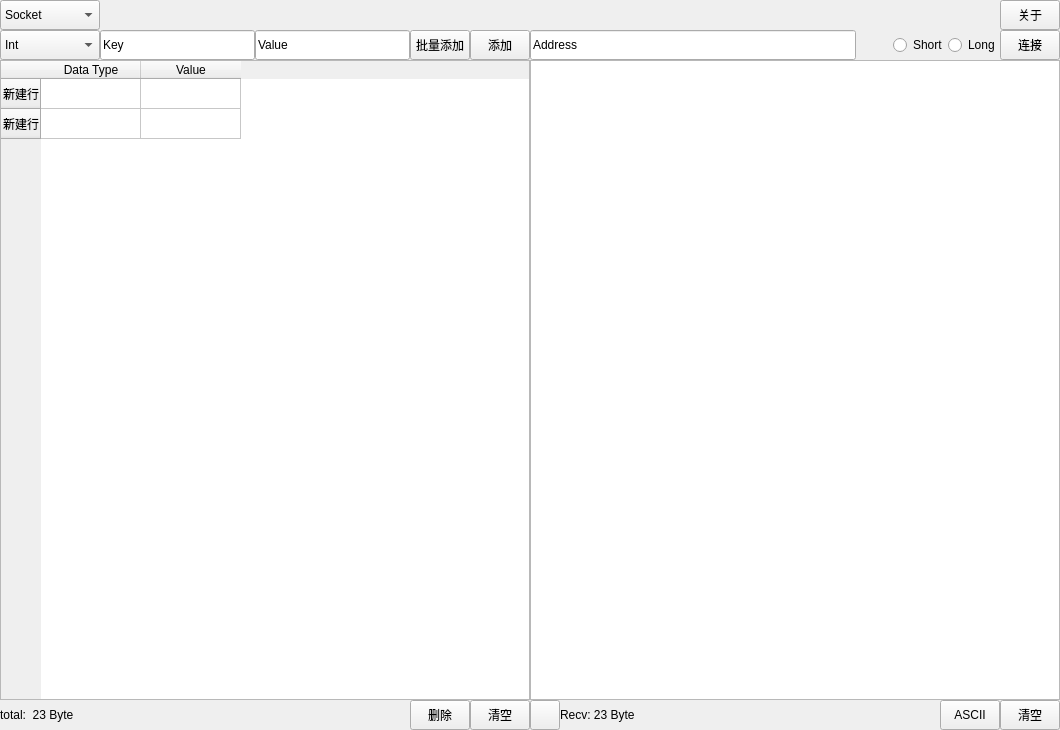
This is RequestTestTool/RequestTestTool.ui in julian-zhuang/RequestTestTool as Qt 5 draws it before an edit. The edited form follows.
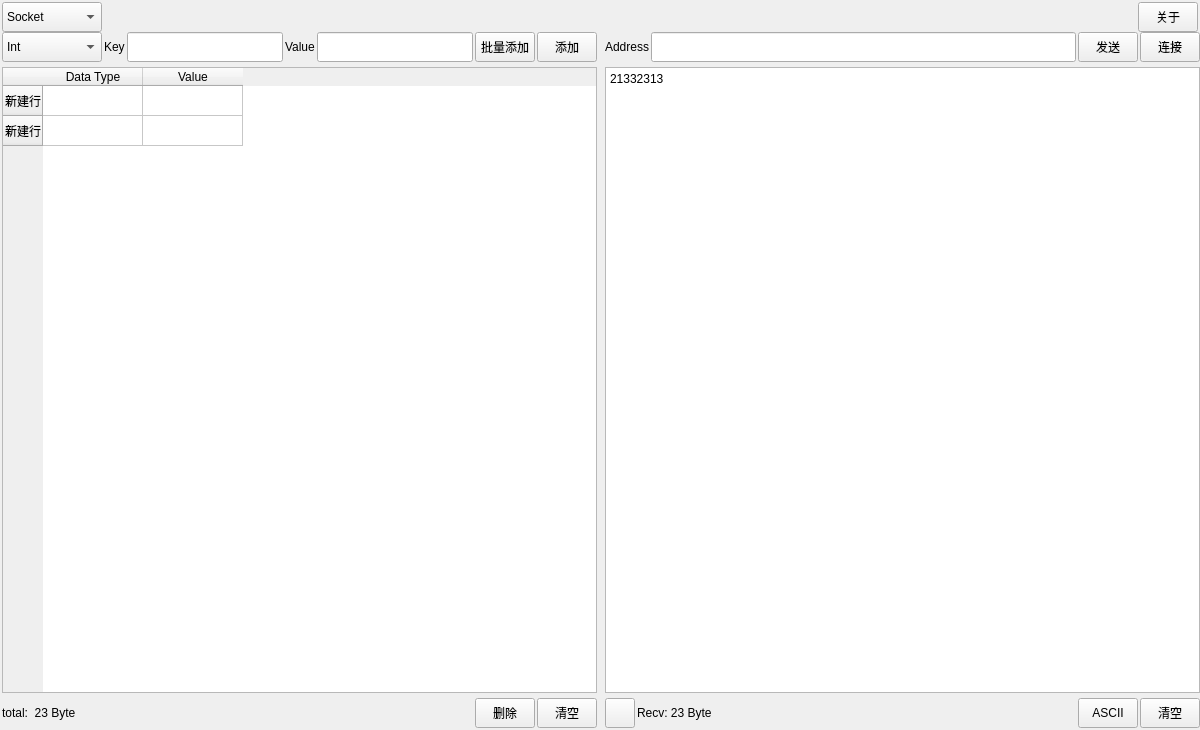
This is the edited form.

```diff
--- a/RequestTestTool/RequestTestTool.ui
+++ b/RequestTestTool/RequestTestTool.ui
@@ -6,13 +6,13 @@
    <rect>
     <x>0</x>
     <y>0</y>
-    <width>1060</width>
+    <width>1200</width>
     <height>730</height>
    </rect>
   </property>
   <property name="minimumSize">
    <size>
-    <width>1060</width>
+    <width>1200</width>
     <height>730</height>
    </size>
   </property>
@@ -25,16 +25,16 @@
      <number>0</number>
     </property>
     <property name="leftMargin">
-     <number>0</number>
+     <number>2</number>
     </property>
     <property name="topMargin">
-     <number>0</number>
+     <number>2</number>
     </property>
     <property name="rightMargin">
-     <number>0</number>
+     <number>2</number>
     </property>
     <property name="bottomMargin">
-     <number>0</number>
+     <number>2</number>
     </property>
     <item>
      <widget class="QWidget" name="widget" native="true">
@@ -150,8 +150,8 @@
        <widget class="QWidget" name="widget_2" native="true">
         <property name="minimumSize">
          <size>
-          <width>500</width>
-          <height>0</height>
+          <width>600</width>
+          <height>600</height>
          </size>
         </property>
         <layout class="QGridLayout" name="gridLayout">
@@ -173,12 +173,15 @@
          <item row="0" column="0">
           <layout class="QVBoxLayout" name="verticalLayout">
            <property name="spacing">
-            <number>0</number>
+            <number>5</number>
+           </property>
+           <property name="rightMargin">
+            <number>5</number>
            </property>
            <item>
             <layout class="QHBoxLayout" name="horizontalLayout_2">
              <property name="spacing">
-              <number>0</number>
+              <number>2</number>
              </property>
              <item>
               <widget class="QComboBox" name="comboBox_2">
@@ -222,19 +225,7 @@
               </widget>
              </item>
              <item>
-              <widget class="QLineEdit" name="lineEdit_3">
-               <property name="minimumSize">
-                <size>
-                 <width>100</width>
-                 <height>30</height>
-                </size>
-               </property>
-               <property name="maximumSize">
-                <size>
-                 <width>65535</width>
-                 <height>30</height>
-                </size>
-               </property>
+              <widget class="QLabel" name="label_key">
                <property name="text">
                 <string>Key</string>
                </property>
@@ -244,23 +235,43 @@
               <widget class="QLineEdit" name="lineEdit">
                <property name="minimumSize">
                 <size>
-                 <width>100</width>
+                 <width>50</width>
                  <height>30</height>
                 </size>
                </property>
                <property name="maximumSize">
                 <size>
-                 <width>65535</width>
+                 <width>16777215</width>
                  <height>30</height>
                 </size>
                </property>
+              </widget>
+             </item>
+             <item>
+              <widget class="QLabel" name="label_Value">
                <property name="text">
                 <string>Value</string>
                </property>
               </widget>
              </item>
              <item>
-              <widget class="QPushButton" name="pushButton_2">
+              <widget class="QLineEdit" name="lineEdit_Value">
+               <property name="minimumSize">
+                <size>
+                 <width>50</width>
+                 <height>30</height>
+                </size>
+               </property>
+               <property name="maximumSize">
+                <size>
+                 <width>16777215</width>
+                 <height>30</height>
+                </size>
+               </property>
+              </widget>
+             </item>
+             <item>
+              <widget class="QPushButton" name="pushButton_ADDS">
                <property name="minimumSize">
                 <size>
                  <width>60</width>
@@ -331,7 +342,7 @@
            <item>
             <layout class="QHBoxLayout" name="horizontalLayout">
              <property name="spacing">
-              <number>0</number>
+              <number>2</number>
              </property>
              <item>
               <widget class="QLabel" name="label_5">
@@ -414,8 +425,8 @@
        <widget class="QWidget" name="widget_3" native="true">
         <property name="minimumSize">
          <size>
-          <width>500</width>
-          <height>0</height>
+          <width>600</width>
+          <height>600</height>
          </size>
         </property>
         <layout class="QGridLayout" name="gridLayout_2">
@@ -437,71 +448,67 @@
          <item row="0" column="0">
           <layout class="QVBoxLayout" name="verticalLayout_2">
            <property name="spacing">
-            <number>0</number>
+            <number>5</number>
+           </property>
+           <property name="leftMargin">
+            <number>5</number>
            </property>
            <item>
             <layout class="QHBoxLayout" name="horizontalLayout_3">
              <property name="spacing">
+              <number>2</number>
+             </property>
+             <property name="bottomMargin">
               <number>0</number>
              </property>
              <item>
-              <widget class="QLineEdit" name="lineEdit_2">
-               <property name="minimumSize">
-                <size>
-                 <width>280</width>
-                 <height>30</height>
-                </size>
-               </property>
-               <property name="maximumSize">
-                <size>
-                 <width>65535</width>
-                 <height>30</height>
-                </size>
-               </property>
+              <widget class="QLabel" name="label_Address">
                <property name="text">
                 <string>Address</string>
                </property>
               </widget>
              </item>
              <item>
-              <spacer name="horizontalSpacer_3">
-               <property name="orientation">
-                <enum>Qt::Horizontal</enum>
+              <widget class="QLineEdit" name="lineEdit_Address">
+               <property name="sizePolicy">
+                <sizepolicy hsizetype="Expanding" vsizetype="Fixed">
+                 <horstretch>0</horstretch>
+                 <verstretch>0</verstretch>
+                </sizepolicy>
                </property>
-               <property name="sizeType">
-                <enum>QSizePolicy::Ignored</enum>
-               </property>
-               <property name="sizeHint" stdset="0">
+               <property name="minimumSize">
                 <size>
-                 <width>37</width>
-                 <height>17</height>
+                 <width>280</width>
+                 <height>30</height>
                 </size>
                </property>
-              </spacer>
-             </item>
-             <item>
-              <widget class="QRadioButton" name="radioButton">
-               <property name="minimumSize">
+               <property name="maximumSize">
                 <size>
-                 <width>0</width>
+                 <width>16777215</width>
                  <height>30</height>
                 </size>
                </property>
                <property name="text">
-                <string>Short</string>
+                <string/>
                </property>
               </widget>
              </item>
              <item>
-              <widget class="QRadioButton" name="radioButton_2">
+              <widget class="QPushButton" name="pushButton_Connect_2">
                <property name="minimumSize">
                 <size>
-                 <width>0</width>
+                 <width>60</width>
                  <height>30</height>
                 </size>
                </property>
+               <property name="maximumSize">
+                <size>
+                 <width>60</width>
+                 <height>30</height>
+                </size>
+               </property>
                <property name="text">
-                <string>Long</string>
+                <string>发送</string>
                </property>
               </widget>
              </item>
@@ -533,14 +540,14 @@
 &lt;html&gt;&lt;head&gt;&lt;meta name=&quot;qrichtext&quot; content=&quot;1&quot; /&gt;&lt;style type=&quot;text/css&quot;&gt;
 p, li { white-space: pre-wrap; }
 &lt;/style&gt;&lt;/head&gt;&lt;body style=&quot; font-family:'SimSun'; font-size:9pt; font-weight:400; font-style:normal;&quot;&gt;
-&lt;p style=&quot;-qt-paragraph-type:empty; margin-top:0px; margin-bottom:0px; margin-left:0px; margin-right:0px; -qt-block-indent:0; text-indent:0px;&quot;&gt;&lt;br /&gt;&lt;/p&gt;&lt;/body&gt;&lt;/html&gt;</string>
+&lt;p style=&quot; margin-top:0px; margin-bottom:0px; margin-left:0px; margin-right:0px; -qt-block-indent:0; text-indent:0px;&quot;&gt;21332313&lt;/p&gt;&lt;/body&gt;&lt;/html&gt;</string>
              </property>
             </widget>
            </item>
            <item>
             <layout class="QHBoxLayout" name="horizontalLayout_4">
              <property name="spacing">
-              <number>0</number>
+              <number>2</number>
              </property>
              <item>
               <widget class="QPushButton" name="pushButton_10">
```
Left out of the diff: 53 changed lines with no effect on the pictures.
